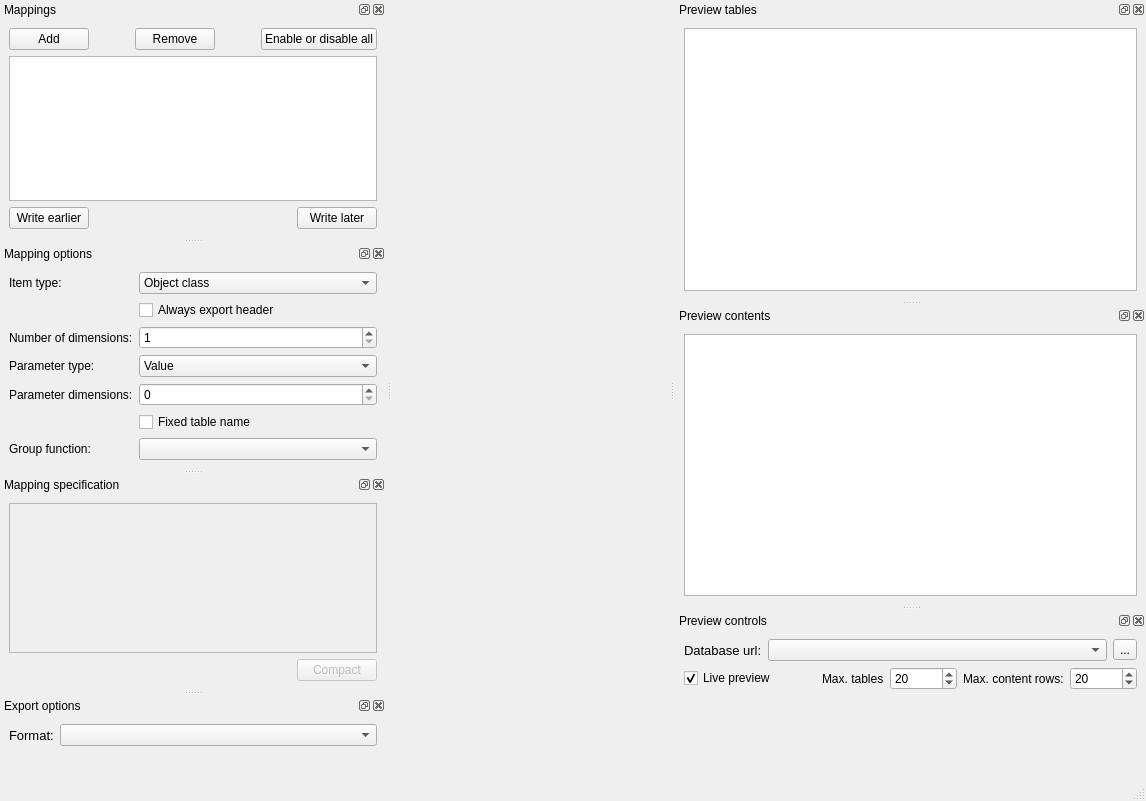
First picture: the form in spine_items/exporter/ui/specification_editor.ui, repository spine-tools/spine-items, before the edit.
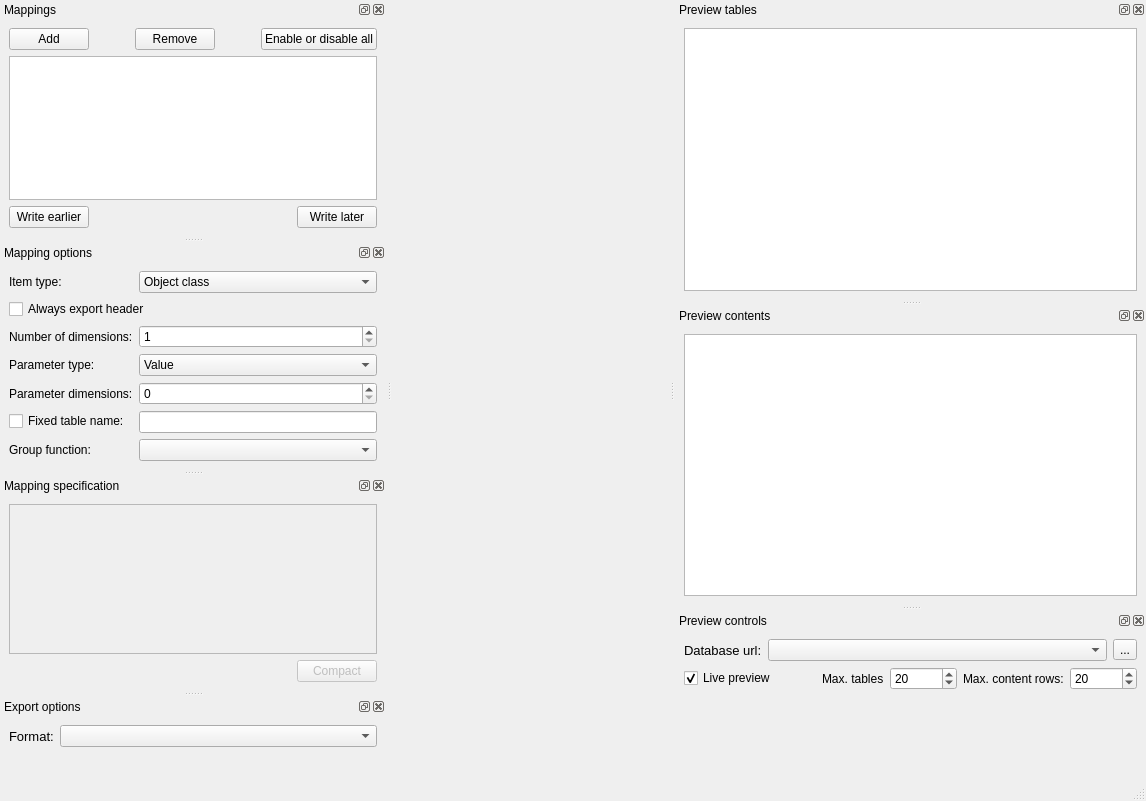
Second picture: the form after the edit. Icons and pictures are not drawn. Custom widgets are drawn as their Qt base class.

Commit message:
Add line edit to set the fixed table name
Re Spine-project/Spine-Toolbox#1383

Patch:
```diff
--- a/spine_items/exporter/ui/specification_editor.ui
+++ b/spine_items/exporter/ui/specification_editor.ui
@@ -224,16 +224,6 @@
          </item>
         </widget>
        </item>
-       <item row="1" column="1">
-        <widget class="QCheckBox" name="always_export_header_check_box">
-         <property name="toolTip">
-          <string>Export header even when a table is otherwise empty.</string>
-         </property>
-         <property name="text">
-          <string>Always export header</string>
-         </property>
-        </widget>
-       </item>
        <item row="2" column="0">
         <widget class="QLabel" name="label_8">
          <property name="text">
@@ -291,13 +281,6 @@
          </property>
         </widget>
        </item>
-       <item row="5" column="1">
-        <widget class="QCheckBox" name="fix_table_name_check_box">
-         <property name="text">
-          <string>Fixed table name</string>
-         </property>
-        </widget>
-       </item>
        <item row="6" column="0">
         <widget class="QLabel" name="label_6">
          <property name="text">
@@ -312,6 +295,26 @@
          </property>
         </widget>
        </item>
+       <item row="1" column="0" colspan="2">
+        <widget class="QCheckBox" name="always_export_header_check_box">
+         <property name="toolTip">
+          <string>Export header even when a table is otherwise empty.</string>
+         </property>
+         <property name="text">
+          <string>Always export header</string>
+         </property>
+        </widget>
+       </item>
+       <item row="5" column="0">
+        <widget class="QCheckBox" name="fix_table_name_check_box">
+         <property name="text">
+          <string>Fixed table name:</string>
+         </property>
+        </widget>
+       </item>
+       <item row="5" column="1">
+        <widget class="QLineEdit" name="fix_table_name_line_edit"/>
+       </item>
       </layout>
      </item>
      <item>
```
The commit also changes 7 other files.
